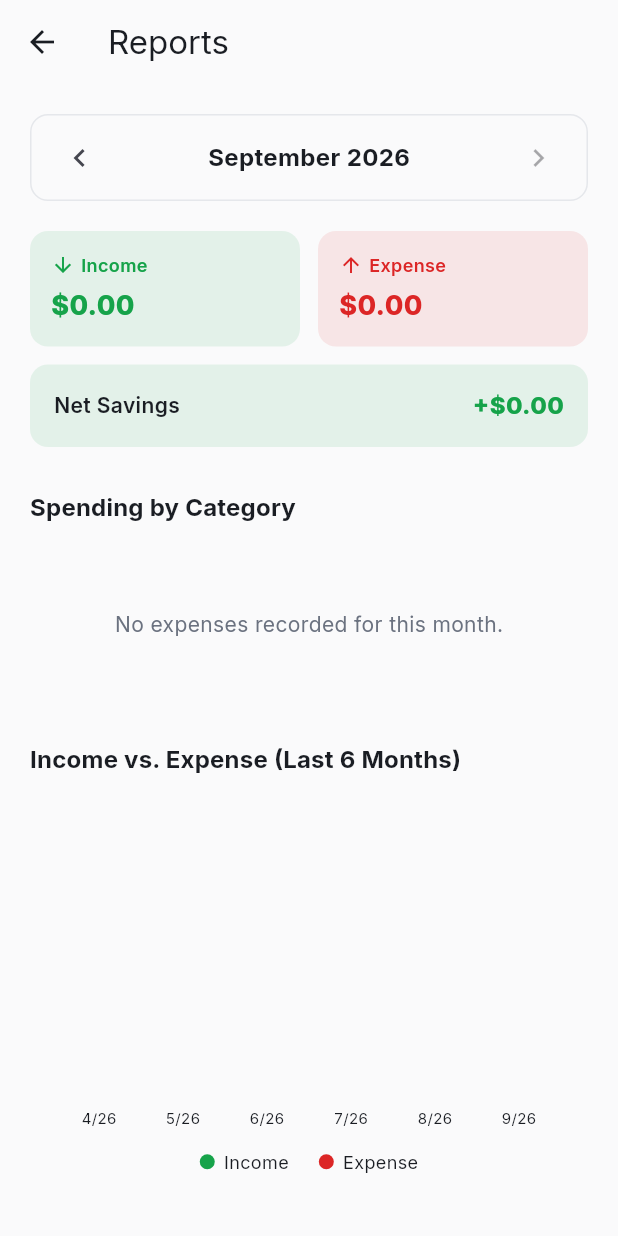
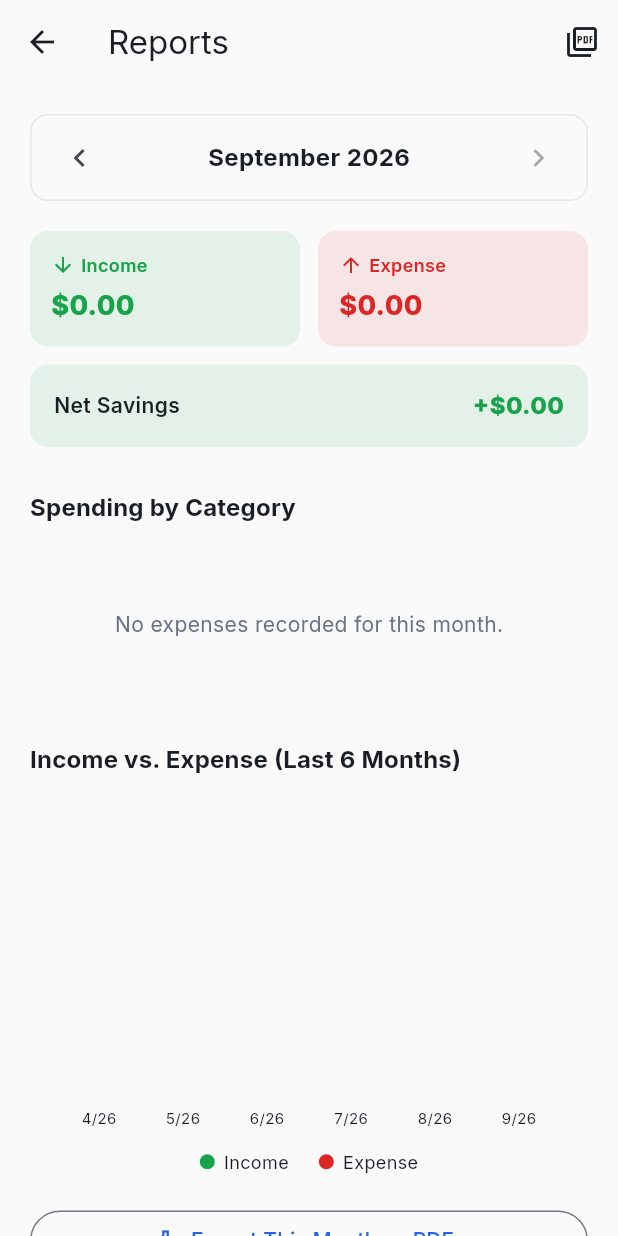
Before and after one commit to nomanamir20/InternGrow_ExpenseTrackerApp, a Flutter app: the ReportsScreen screen opened directly, on a phone screen of 412 x 824 dp. Run offline on Flutter 3.47's test engine with Material 3 defaults, Android fonts, the light colour scheme and no system bars; drawn by our look-alikes of fl_chart; our stand-ins replace firebase_auth, firebase_core, get, google_fonts, hive, hive_flutter and 2 more; accounts and stored records are empty; generated files the repository leaves out were written again.

Commit message:
feat: implement PDF report export with income, expense, and category breakdown

```diff
--- a/lib/features/reports/screens/reports_screen.dart
+++ b/lib/features/reports/screens/reports_screen.dart
@@ -1,12 +1,32 @@
 import 'package:fl_chart/fl_chart.dart';
 import 'package:flutter/material.dart';
 import 'package:get/get.dart';
+import 'package:printing/printing.dart';
 
+import '../../../core/services/pdf_report_service.dart';
 import '../../../core/theme/app_colors.dart';
 import '../controllers/reports_controller.dart';
 
 class ReportsScreen extends StatelessWidget {
   const ReportsScreen({super.key});
+
+  Future<void> _exportPdf(ReportsController controller) async {
+    final pdfService = PdfReportService();
+
+    final doc = await pdfService.buildMonthlyReport(
+      month: controller.selectedMonth.value,
+      income: controller.monthlyIncome,
+      expense: controller.monthlyExpense,
+      categoryBreakdown: controller.expenseByCategory,
+    );
+
+    final fileName = 'InternGrow_Report_${controller.formattedSelectedMonth.replaceAll(' ', '_')}.pdf';
+
+    await Printing.sharePdf(
+      bytes: await doc.save(),
+      filename: fileName,
+    );
+  }
 
   @override
   Widget build(BuildContext context) {
@@ -16,12 +36,20 @@ class ReportsScreen extends StatelessWidget {
     final borderColor = isDark ? AppColors.darkBorder : AppColors.lightBorder;
 
     return Scaffold(
-      appBar: AppBar(title: const Text('Reports')),
+      appBar: AppBar(
+        title: const Text('Reports'),
+        actions: [
+          IconButton(
+            icon: const Icon(Icons.picture_as_pdf_outlined),
+            tooltip: 'Export PDF',
+            onPressed: () => _exportPdf(controller),
+          ),
+        ],
+      ),
       body: Obx(() {
         return ListView(
           padding: const EdgeInsets.all(20),
           children: [
-            // Month selector
             Container(
               padding: const EdgeInsets.symmetric(horizontal: 8, vertical: 4),
               decoration: BoxDecoration(
@@ -48,7 +76,6 @@ class ReportsScreen extends StatelessWidget {
             ),
             const SizedBox(height: 20),
 
-            // Summary row
             Row(
               children: [
                 Expanded(
@@ -176,6 +203,16 @@ class ReportsScreen extends StatelessWidget {
                 _LegendDot(color: AppColors.expense, label: 'Expense'),
               ],
             ),
+            const SizedBox(height: 20),
+
+            SizedBox(
+              width: double.infinity,
+              child: OutlinedButton.icon(
+                onPressed: () => _exportPdf(controller),
+                icon: const Icon(Icons.download_outlined),
+                label: const Text('Export This Month as PDF'),
+              ),
+            ),
           ],
         );
       }),
```
Also changed, not shown: lib/core/services/pdf_report_service.dart (added, +104 -0 lines), 1 other file.
